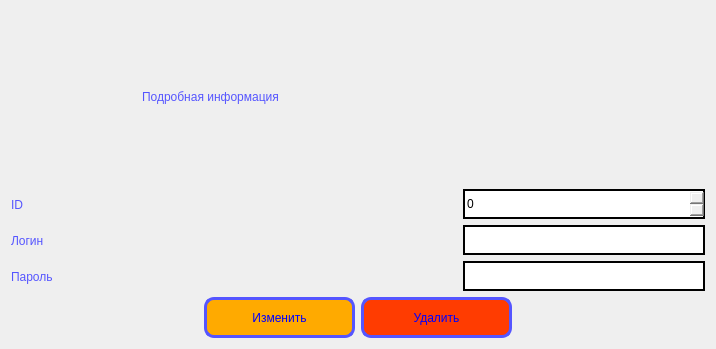
Before: the Qt Designer form edit_user.ui in Mathew5555/The-Olympiad-schedule, drawn with Qt 5.
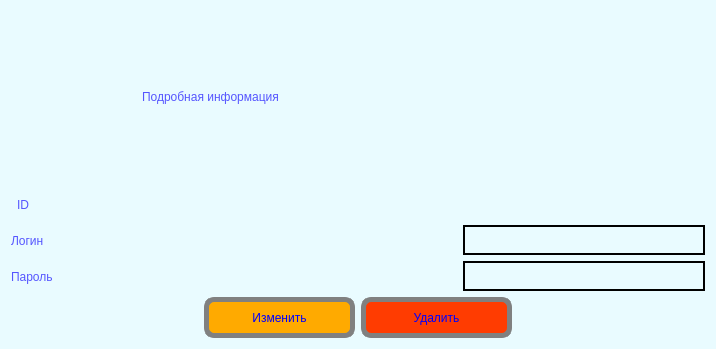
After: the same form once the commit is applied.

Patch:
```diff
--- a/edit_user.ui
+++ b/edit_user.ui
@@ -13,6 +13,11 @@
   <property name="windowTitle">
    <string>Dialog</string>
   </property>
+  <property name="styleSheet">
+   <string notr="true">
+background-color: rgb(233, 251, 255);
+</string>
+  </property>
   <layout class="QVBoxLayout" name="verticalLayout_3">
    <item>
     <layout class="QVBoxLayout" name="verticalLayout_2">
@@ -116,7 +121,7 @@
           <widget class="QLabel" name="label_name_2">
            <property name="minimumSize">
             <size>
-             <width>220</width>
+             <width>450</width>
              <height>30</height>
             </size>
            </property>
@@ -137,19 +142,6 @@
            </property>
           </widget>
          </item>
-         <item>
-          <widget class="QSpinBox" name="spin_box_score">
-           <property name="minimumSize">
-            <size>
-             <width>220</width>
-             <height>30</height>
-            </size>
-           </property>
-           <property name="styleSheet">
-            <string notr="true">border: 2px solid black;</string>
-           </property>
-          </widget>
-         </item>
         </layout>
        </item>
        <item>
@@ -314,12 +306,18 @@
             </size>
            </property>
            <property name="styleSheet">
-            <string notr="true">
+            <string notr="true">#edit_button {
 font: 75 10pt &quot;MS Shell Dlg 2&quot;;
 border-radius: 10px;
-border: 3px solid #5555ff;
+border: 5px solid grey;
 color: blue;
-background-color:rgb(255, 170, 0);</string>
+background-color:rgb(255, 170, 0);
+}
+
+#edit_button:hover {
+border: 5px solid #5555ff;
+}
+</string>
            </property>
            <property name="text">
             <string>Изменить</string>
@@ -335,12 +333,18 @@
             </size>
            </property>
            <property name="styleSheet">
-            <string notr="true">
+            <string notr="true">#del_button {
 font: 75 10pt &quot;MS Shell Dlg 2&quot;;
 border-radius: 10px;
-border: 3px solid #5555ff;
+border: 5px solid grey;
 color: blue;
-background-color: rgb(255, 60, 1);</string>
+background-color: rgb(255, 60, 1);
+}
+
+#del_button:hover {
+border: 5px solid #5555ff;
+}
+</string>
            </property>
            <property name="text">
             <string>Удалить</string>
```
Left out of the diff: 16 changed lines with no effect on the pictures.
